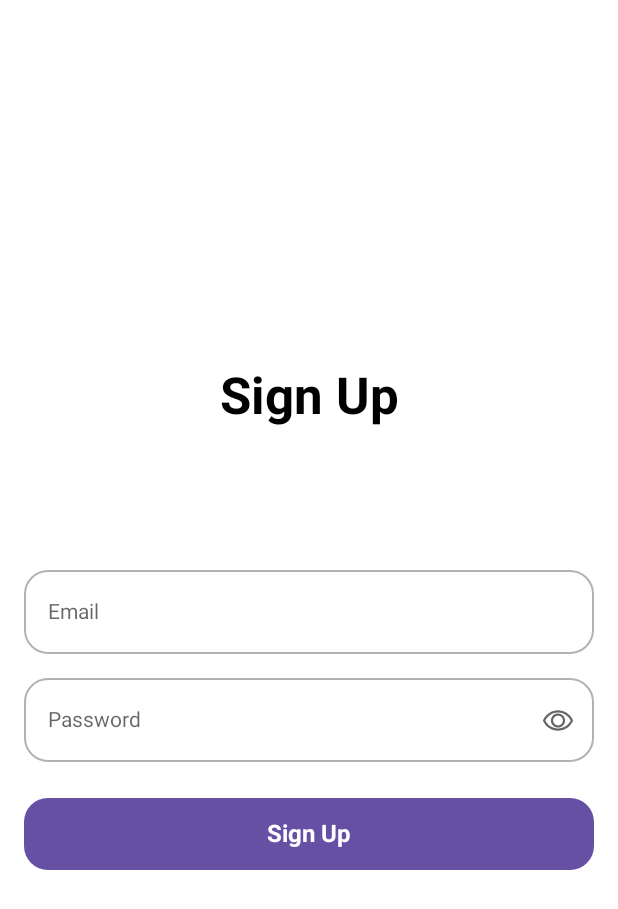
After one commit to HaidyAbuGom3a/Sotre-Notes, an Android app built with Jetpack Compose: the composable SignUpScreen shown on its own in the app's theme, on a phone screen of 412 x 824 dp. The commit adds this screen. Shown: the top 909 px of the screen. Run offline under Robolectric (Android 15) with nearby library versions, the phone set to English and light mode, and no system bars.

Commit message:
implement sign up screen

```diff
--- /dev/null
+++ b/app/src/main/java/org/haidy/storenotes/ui/screens/singup/SignUpInteractionListener.kt
@@ -0,0 +1,8 @@
+package org.haidy.storenotes.ui.screens.singup
+
+interface SignUpInteractionListener {
+    fun onClickSignUp()
+    fun onEmailChanged(email: String)
+    fun onPasswordChanged(password: String)
+    fun onClickEyeIcon()
+}
--- /dev/null
+++ b/app/src/main/java/org/haidy/storenotes/ui/screens/singup/SignUpScreen.kt
@@ -0,0 +1,112 @@
+package org.haidy.storenotes.ui.screens.singup
+
+import android.annotation.SuppressLint
+import androidx.compose.foundation.background
+import androidx.compose.foundation.layout.Arrangement
+import androidx.compose.foundation.layout.Column
+import androidx.compose.foundation.layout.fillMaxSize
+import androidx.compose.foundation.layout.fillMaxWidth
+import androidx.compose.foundation.layout.padding
+import androidx.compose.material3.Scaffold
+import androidx.compose.material3.Snackbar
+import androidx.compose.material3.SnackbarHost
+import androidx.compose.material3.SnackbarHostState
+import androidx.compose.material3.Text
+import androidx.compose.runtime.Composable
+import androidx.compose.runtime.collectAsState
+import androidx.compose.runtime.getValue
+import androidx.compose.runtime.remember
+import androidx.compose.runtime.rememberCoroutineScope
+import androidx.compose.ui.Modifier
+import androidx.compose.ui.res.painterResource
+import androidx.compose.ui.text.font.FontWeight
+import androidx.compose.ui.text.input.KeyboardType
+import androidx.compose.ui.text.style.TextAlign
+import androidx.compose.ui.unit.dp
+import androidx.hilt.navigation.compose.hiltViewModel
+import kotlinx.coroutines.launch
+import org.haidy.storenotes.R
+import org.haidy.storenotes.ui.composable.StoreNotesButton
+import org.haidy.storenotes.ui.composable.StoreNotesTextField
+import org.haidy.storenotes.ui.theme.Typography
+import org.haidy.storenotes.ui.theme.White
+
+@Composable
+fun SignUpScreen() {
+    val viewModel: SignUpViewModel = hiltViewModel()
+    val state by viewModel.state.collectAsState()
+    SignUpContent(state, viewModel)
+}
+
+@SuppressLint("CoroutineCreationDuringComposition")
+@Composable
+fun SignUpContent(state: SignUpUiState, listener: SignUpInteractionListener) {
+    val snackBarState = remember { SnackbarHostState() }
+    val scope = rememberCoroutineScope()
+    Scaffold(
+        snackbarHost = {
+            SnackbarHost(hostState = snackBarState) {
+                Snackbar(
+                    snackbarData = it,
+                    contentColor = White
+                )
+            }
+        },
+    ) { paddingValues ->
+        Column(
+            Modifier
+                .fillMaxSize()
+                .padding(paddingValues)
+                .background(White), verticalArrangement = Arrangement.Center
+        ) {
+
+            Text(
+                text = "Sign Up",
+                style = Typography.headlineLarge,
+                modifier = Modifier
+                    .fillMaxWidth()
+                    .padding(bottom = 96.dp),
+                fontWeight = FontWeight.Bold,
+                textAlign = TextAlign.Center
+            )
+
+            StoreNotesTextField(
+                onValueChange = { listener.onEmailChanged(it) },
+                text = state.email,
+                hint = "Email",
+                modifier = Modifier
+                    .fillMaxWidth()
+                    .padding(start = 16.dp, end = 16.dp, bottom = 16.dp)
+            )
+            val eyeIcon =
+                if (state.isPasswordVisible) R.drawable.disabled_eye_icon else R.drawable.eye_icon
+            StoreNotesTextField(
+                onValueChange = { listener.onPasswordChanged(it) },
+                text = state.password,
+                hint = "Password",
+                showPassword = state.isPasswordVisible,
+                keyboardType = KeyboardType.Password,
+                onTrailingIconClick = { listener.onClickEyeIcon() },
+                modifier = Modifier
+                    .fillMaxWidth()
+                    .padding(start = 16.dp, end = 16.dp, bottom = 24.dp),
+                trailingPainter = painterResource(id = eyeIcon)
+            )
+
+            StoreNotesButton(
+                onClick = { listener.onClickSignUp() },
+                text = "Sign Up",
+                modifier = Modifier.padding(horizontal = 16.dp),
+                isLoading = state.isLoading
+            )
+
+        }
+    }
+    val snackbarMessage =
+        if (state.isSuccess) "Sign up success" else if (state.error.isNotEmpty()) state.error else ""
+    if (snackbarMessage.isNotEmpty()) {
+        scope.launch {
+            snackBarState.showSnackbar(snackbarMessage)
+        }
+    }
+}
--- /dev/null
+++ b/app/src/main/java/org/haidy/storenotes/ui/screens/singup/SignUpUiEffect.kt
@@ -0,0 +1,5 @@
+package org.haidy.storenotes.ui.screens.singup
+
+sealed class SignUpUiEffect {
+    data object NavigateToLogin: SignUpUiEffect()
+}
--- /dev/null
+++ b/app/src/main/java/org/haidy/storenotes/ui/screens/singup/SignUpUiState.kt
@@ -0,0 +1,10 @@
+package org.haidy.storenotes.ui.screens.singup
+
+data class SignUpUiState(
+    val email: String = "",
+    val password: String = "",
+    val isPasswordVisible: Boolean = false,
+    val isLoading: Boolean = false,
+    val isSuccess: Boolean = false,
+    val error: String = ""
+)
```
Also changed, not shown: app/src/main/java/org/haidy/storenotes/app/MainActivity.kt (+2 -22 lines), app/src/main/java/org/haidy/storenotes/ui/screens/singup/SignUpViewModel.kt (added, +53 -0 lines).
